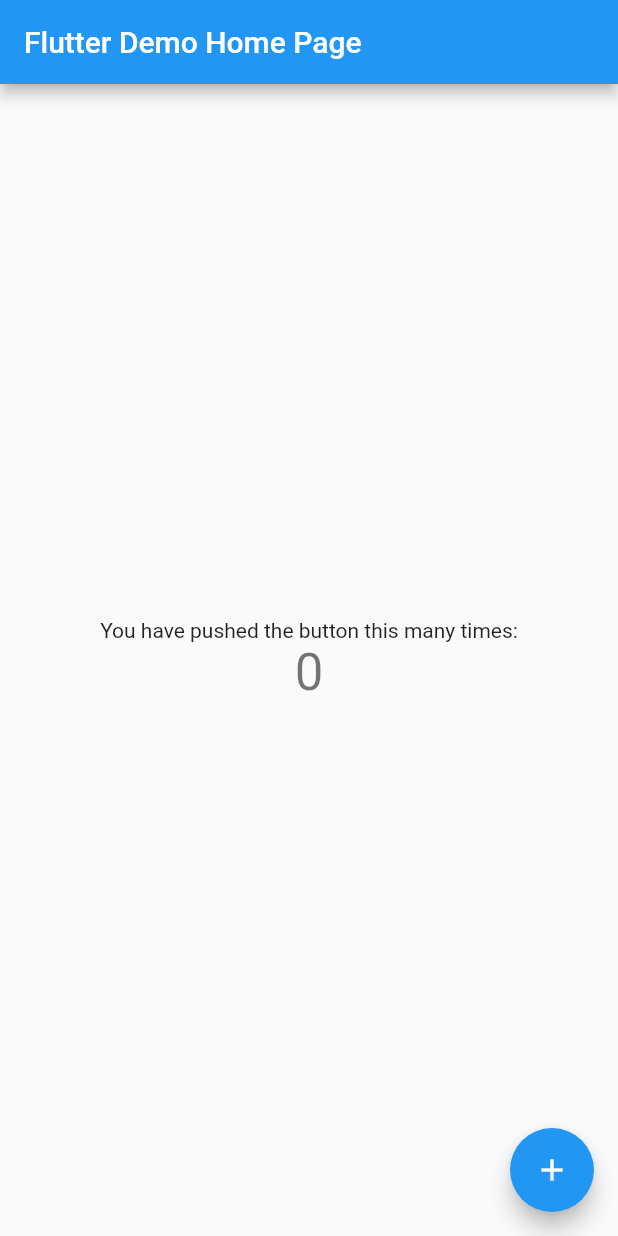
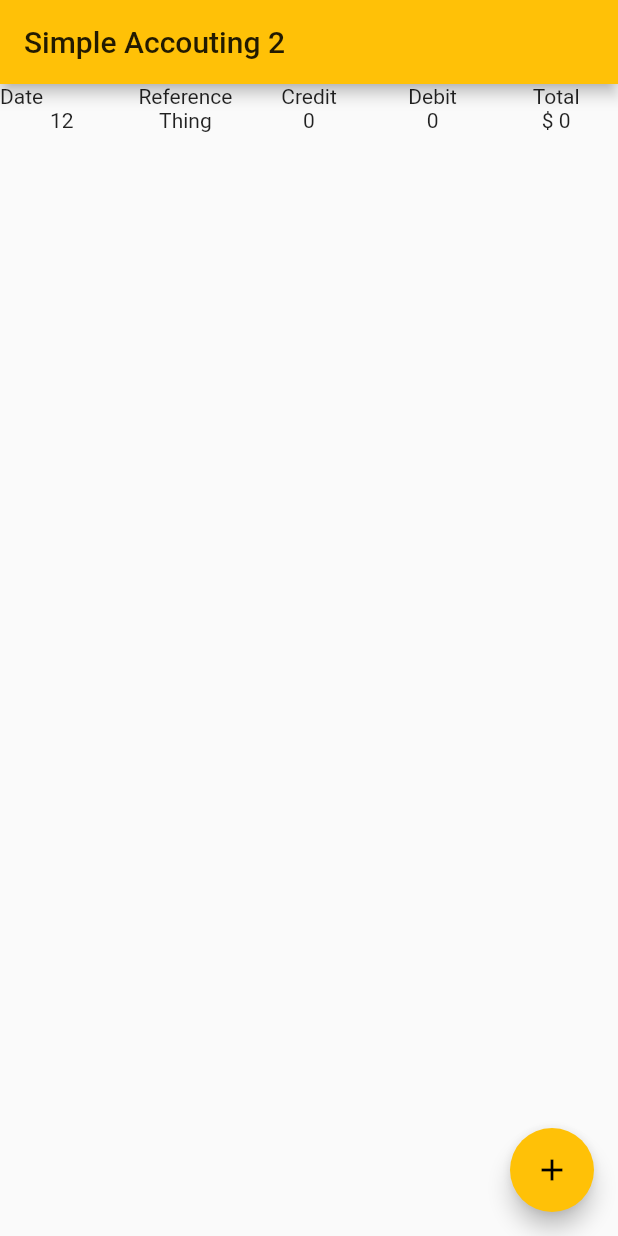
Before and after one commit to EmmanuelMess/Simple-Accounting-2, a Flutter app: the screen it shows after launch, on a phone screen of 412 x 824 dp. Run offline on Flutter 3.47's test engine with Material 2 defaults, Android fonts, the phone set to English and light mode, and no system bars; our stand-ins replace easy_localization.

Commit message:
Add basic table and easy_localization

```diff
--- /dev/null
+++ b/simple_accounting_2/lib/l10n/en.json
@@ -0,0 +1,8 @@
+{
+  "name": "Simple Accouting 2",
+  "date": "Date",
+  "reference": "Reference",
+  "credit": "Credit",
+  "debit": "Debit",
+  "total": "Total"
+}
--- /dev/null
+++ b/simple_accounting_2/lib/l10n/es.json
@@ -0,0 +1 @@
+{}
--- a/simple_accounting_2/lib/main.dart
+++ b/simple_accounting_2/lib/main.dart
@@ -1,27 +1,35 @@
+import 'package:easy_localization/easy_localization.dart';
 import 'package:flutter/material.dart';
 
 void main() {
-  runApp(MyApp());
+  runApp(EasyLocalization(
+    supportedLocales: [Locale('en'), Locale('es')],
+    path: 'lib/l10n',
+    fallbackLocale: Locale('en'),
+    useOnlyLangCode: true,
+    child: MyApp(),
+  ));
 }
 
 class MyApp extends StatelessWidget {
   @override
   Widget build(BuildContext context) {
     return MaterialApp(
-      title: 'Flutter Demo',
+      onGenerateTitle: (BuildContext context) => 'name'.tr(),
       theme: ThemeData(
-        primarySwatch: Colors.blue,
+        primarySwatch: Colors.amber,//TODO better colors
         visualDensity: VisualDensity.adaptivePlatformDensity,
       ),
-      home: MyHomePage(title: 'Flutter Demo Home Page'),
+      home: MyHomePage(),
+      localizationsDelegates: context.localizationDelegates,
+      supportedLocales: context.supportedLocales,
+      locale: context.locale,
     );
   }
 }
 
 class MyHomePage extends StatefulWidget {
-  MyHomePage({Key key, this.title}) : super(key: key);
-
-  final String title;
+  MyHomePage({Key key}) : super(key: key);
 
   @override
   _MyHomePageState createState() => _MyHomePageState();
@@ -40,21 +48,45 @@ class _MyHomePageState extends State<MyHomePage> {
   Widget build(BuildContext context) {
     return Scaffold(
       appBar: AppBar(
-        title: Text(widget.title),
+        title: Text('name').tr(),
       ),
-      body: Center(
-        child: Column(
-          mainAxisAlignment: MainAxisAlignment.center,
-          children: <Widget>[
-            Text(
-              'You have pushed the button this many times:',
+      body: Table(
+        border: TableBorder.all(
+            color: Colors.black26,
+            width: 1,
+            style: BorderStyle.none
+        ),
+        children: [
+          TableRow(children: [
+            TableCell(child: Text('date').tr()),
+            TableCell(child: Center(child: Text('reference').tr()),),
+            TableCell(child: Center(child: Text('credit').tr()),),
+            TableCell(child: Center(child: Text('debit').tr()),),
+            TableCell(child: Center(child: Text('total').tr()),),
+          ]),
+          TableRow(children: [
+            TableCell(
+              child: Center(child: Text('12')),
+              verticalAlignment: TableCellVerticalAlignment.middle,
             ),
-            Text(
-              '$_counter',
-              style: Theme.of(context).textTheme.headline4,
+            TableCell(
+              verticalAlignment: TableCellVerticalAlignment.middle,
+              child: Center(child: Text('Thing')),
             ),
-          ],
-        ),
+            TableCell(
+              child: Center(child: Text('0')),
+              verticalAlignment: TableCellVerticalAlignment.top,
+            ),
+            TableCell(
+              child: Center(child: Text('0')),
+              verticalAlignment: TableCellVerticalAlignment.top,
+            ),
+            TableCell(
+              child: Center(child: Text('\$ 0')),
+              verticalAlignment: TableCellVerticalAlignment.top,
+            ),
+          ]),
+        ],
       ),
       floatingActionButton: FloatingActionButton(
         onPressed: _incrementCounter,
```
Also changed, not shown: simple_accounting_2/pubspec.yaml (+4 -5 lines), simple_accounting_2/pubspec.lock.
